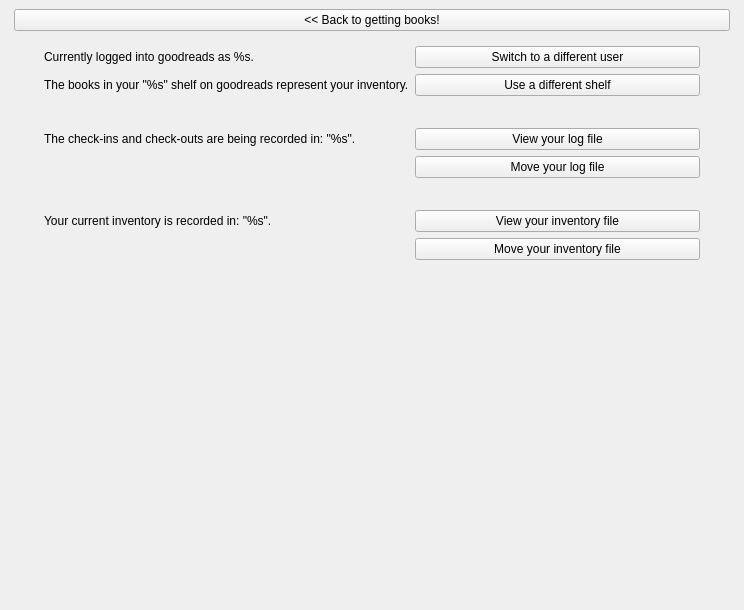
sbadame/checkout, file checkout.ui: the form before one commit.
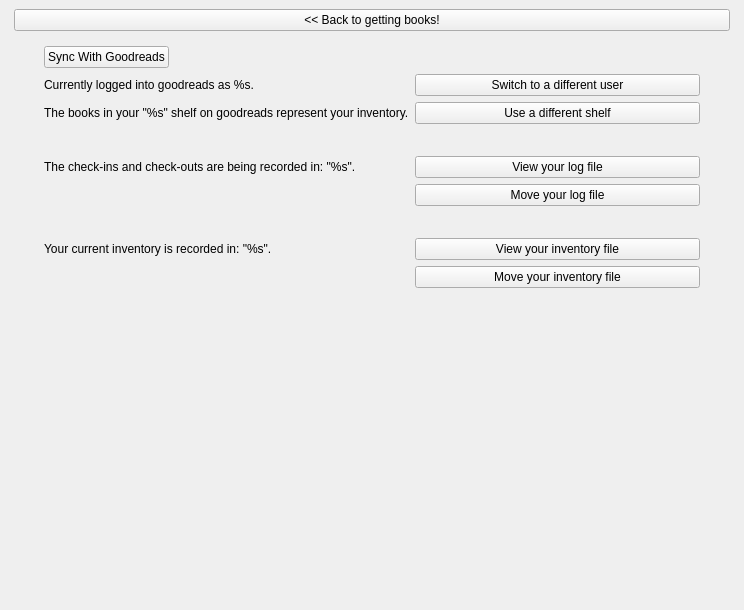
The form after the commit. The open tabs and pages were chosen to show the change. Custom widgets are drawn as their Qt base class.

Diff of the .ui file:
```diff
--- a/checkout.ui
+++ b/checkout.ui
@@ -216,35 +216,35 @@
               <property name="rightMargin">
                <number>30</number>
               </property>
-              <item row="0" column="0">
+              <item row="2" column="0">
                <widget class="QLabel" name="user_label">
                 <property name="text">
                  <string>Currently logged into goodreads as %s.</string>
                 </property>
                </widget>
               </item>
-              <item row="0" column="1">
+              <item row="2" column="1">
                <widget class="QPushButton" name="switch_user_button">
                 <property name="text">
                  <string>Switch to a different user</string>
                 </property>
                </widget>
               </item>
-              <item row="1" column="0">
+              <item row="3" column="0">
                <widget class="QLabel" name="library_shelf_label">
                 <property name="text">
                  <string>The books in your &quot;%s&quot; shelf on goodreads represent your inventory.</string>
                 </property>
                </widget>
               </item>
-              <item row="1" column="1">
+              <item row="3" column="1">
                <widget class="QPushButton" name="switch_library_button">
                 <property name="text">
                  <string>Use a different shelf</string>
                 </property>
                </widget>
               </item>
-              <item row="3" column="0">
+              <item row="5" column="0">
                <spacer name="horizontalSpacer">
                 <property name="orientation">
                  <enum>Qt::Horizontal</enum>
@@ -257,28 +257,28 @@
                 </property>
                </spacer>
               </item>
-              <item row="4" column="1">
+              <item row="6" column="0">
+               <widget class="QLabel" name="log_label">
+                <property name="text">
+                 <string>The check-ins and check-outs are being recorded in: &quot;%s&quot;.</string>
+                </property>
+               </widget>
+              </item>
+              <item row="6" column="1">
                <widget class="QPushButton" name="view_log_button">
                 <property name="text">
                  <string>View your log file</string>
                 </property>
                </widget>
               </item>
-              <item row="5" column="1">
+              <item row="7" column="1">
                <widget class="QPushButton" name="switch_log_button">
                 <property name="text">
                  <string>Move your log file</string>
                 </property>
                </widget>
               </item>
-              <item row="7" column="1">
-               <widget class="QPushButton" name="view_inventory_button">
-                <property name="text">
-                 <string>View your inventory file</string>
-                </property>
-               </widget>
-              </item>
-              <item row="6" column="0">
+              <item row="8" column="0">
                <spacer name="horizontalSpacer_2">
                 <property name="orientation">
                  <enum>Qt::Horizontal</enum>
@@ -291,24 +291,31 @@
                 </property>
                </spacer>
               </item>
-              <item row="7" column="0">
+              <item row="9" column="0">
                <widget class="QLabel" name="inventory_label">
                 <property name="text">
                  <string>Your current inventory is recorded in: &quot;%s&quot;.</string>
                 </property>
                </widget>
               </item>
-              <item row="8" column="1">
+              <item row="9" column="1">
+               <widget class="QPushButton" name="view_inventory_button">
+                <property name="text">
+                 <string>View your inventory file</string>
+                </property>
+               </widget>
+              </item>
+              <item row="10" column="1">
                <widget class="QPushButton" name="switch_inventory_button">
                 <property name="text">
                  <string>Move your inventory file</string>
                 </property>
                </widget>
               </item>
-              <item row="4" column="0">
-               <widget class="QLabel" name="log_label">
+              <item row="1" column="0">
+               <widget class="QPushButton" name="sync">
                 <property name="text">
-                 <string>The check-ins and check-outs are being recorded in: &quot;%s&quot;.</string>
+                 <string>Sync With Goodreads</string>
                 </property>
                </widget>
               </item>
```
